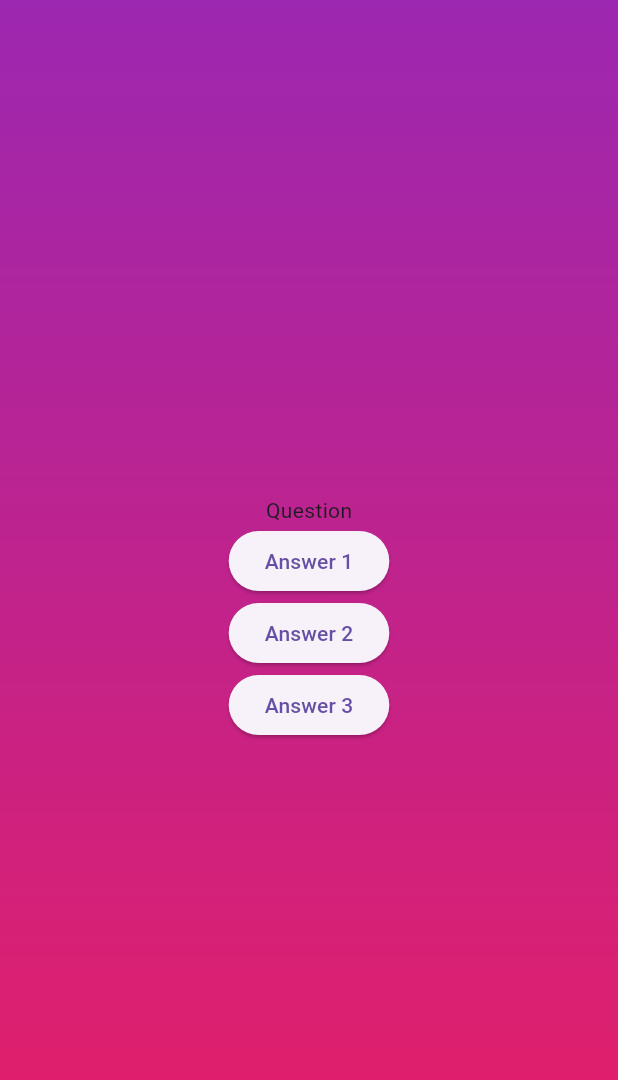
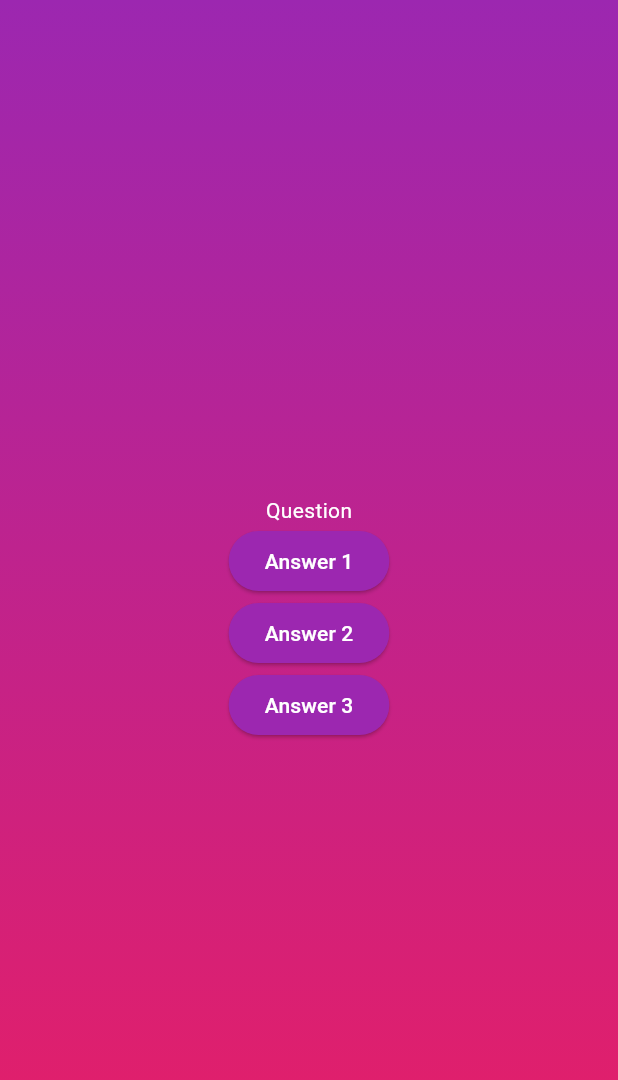
Before and after one commit to Markiu200/flutter_quizz_app, a Flutter app: the screen it shows after launch, after a tap on "Start Quiz", on a phone screen of 412 x 824 dp. Shown: the top 1080 px of the screen. Run offline on Flutter 3.47's test engine with Material 3 defaults, Android fonts, the phone set to English and light mode, and no system bars.

Commit message:
Change quiz buttons to use AnswerButton class
udemy: https://www.udemy.com/course/learn-flutter-dart-to-build-ios-android-apps/learn/lecture/37131346#overview

```diff
--- a/lib/questions_screen.dart
+++ b/lib/questions_screen.dart
@@ -1,5 +1,6 @@
 import 'package:flutter/material.dart';
 import 'package:quiz_app/gradient_container.dart';
+import 'package:quiz_app/answer_button.dart';
 
 class QuestionsScreen extends StatefulWidget {
   const QuestionsScreen({super.key});
@@ -21,10 +22,10 @@ class _QuestionsScreenState extends State<QuestionsScreen> {
             child: Column(
               mainAxisAlignment: MainAxisAlignment.center,
               children: [
-                const Text("Question"),
-                ElevatedButton(onPressed: () {}, child: const Text("Answer 1")),
-                ElevatedButton(onPressed: () {}, child: const Text("Answer 2")),
-                ElevatedButton(onPressed: () {}, child: const Text("Answer 3")),
+                const Text("Question", style: TextStyle(color: Colors.white)),
+                AnswerButton("Answer 1", () {}),
+                AnswerButton("Answer 2", () {}),
+                AnswerButton("Answer 3", () {}),
               ],
             ),
           ),
```
